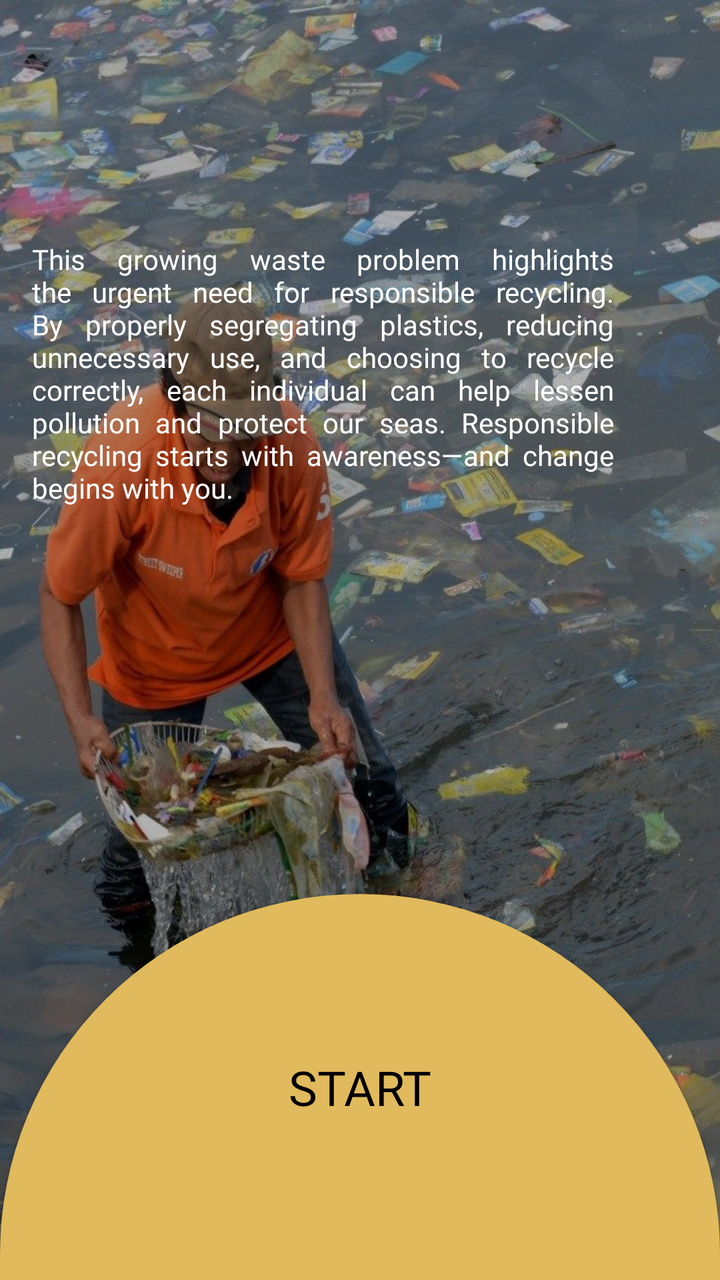
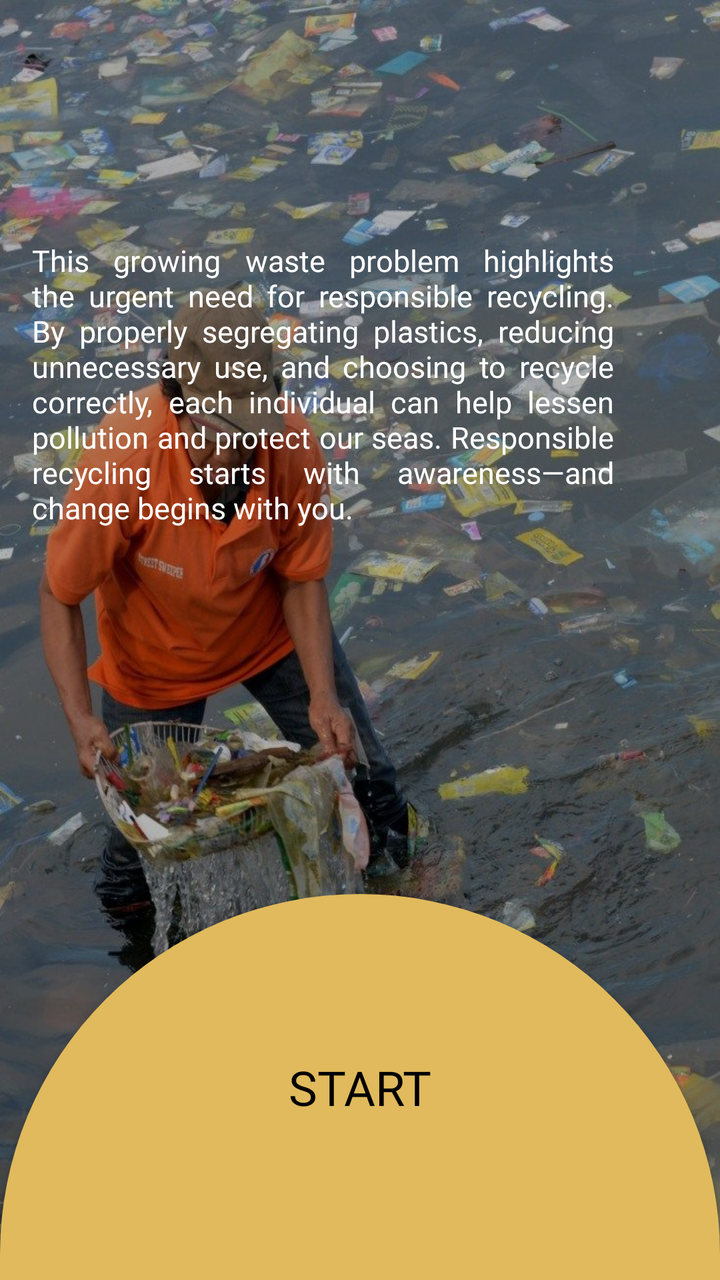

Screens rendered from an Android XML layout before and after an edit, with the pre-edit source and the edit as a unified diff.
<!-- AndroidManifest.xml: application theme Theme.SortItJSON -->
<!-- res/layout/thirdslide.xml -->
<?xml version="1.0" encoding="utf-8"?>
<androidx.constraintlayout.widget.ConstraintLayout xmlns:android="http://schemas.android.com/apk/res/android"
    xmlns:tools="http://schemas.android.com/tools"
    android:layout_width="match_parent"
    android:layout_height="match_parent"
    xmlns:app="http://schemas.android.com/apk/res-auto"
    android:background="@drawable/page3"
    android:paddingBottom="0dp">

    <View
        android:id="@+id/view3"
        android:layout_width="match_parent"
        android:layout_height="match_parent"
        android:background="#4D000000" />

    <TextView
        android:id="@+id/pageThreeDesc"
        android:layout_width="291dp"
        android:layout_height="160dp"
        android:layout_marginStart="16dp"
        android:layout_marginTop="120dp"
        android:fontFamily="@font/montserrat_regular"
        android:justificationMode="inter_word"
        android:text="@string/slide3_desc"
        android:textColor="@color/white"
        android:textSize="14sp"
        app:layout_constraintStart_toStartOf="parent"
        app:layout_constraintTop_toTopOf="parent" />

    <androidx.appcompat.widget.AppCompatButton
        android:id="@+id/startButton"
        android:layout_width="match_parent"
        android:layout_height="193dp"
        android:background="@drawable/round_button"
        android:backgroundTint="@null"
        android:fontFamily="@font/montserrat_extrabold"
        android:text="Start"
        android:textColor="@android:color/black"
        android:textSize="24sp"
        app:layout_constraintBottom_toBottomOf="parent"
        app:layout_constraintEnd_toEndOf="parent"
        app:layout_constraintHorizontal_bias="0.0"
        app:layout_constraintStart_toStartOf="parent"
        app:layout_constraintTop_toTopOf="parent"
        app:layout_constraintVertical_bias="1.0" />

</androidx.constraintlayout.widget.ConstraintLayout>
<!-- resources referenced by this layout -->
<resources>
  <color name="white">#FFFFFFFF</color>
  <!-- drawable page3: jpg bitmap (drawable, 161425 bytes) -->
  <!-- drawable round_button (drawable) -->
  <ripple xmlns:android="http://schemas.android.com/apk/res/android"
      android:color="#40FFFFFF">
  
      <item android:id="@android:id/mask">
          <shape android:shape="rectangle">
              <solid android:color="#FFFFFF"/>
              <corners
                  android:topLeftRadius="200dp"
                  android:topRightRadius="200dp" />
          </shape>
      </item>
  
      <item>
          <shape android:shape="rectangle">
              <solid android:color="#E0BA5C" />
              <corners
                  android:topLeftRadius="200dp"
                  android:topRightRadius="200dp" />
          </shape>
      </item>
  
  </ripple>
  <string name="slide3_desc">This growing waste problem highlights the urgent need for responsible recycling. By properly segregating plastics, reducing unnecessary use, and choosing to recycle correctly, each individual can help lessen pollution and protect our seas. Responsible recycling starts with awareness—and change begins with you.</string>
  <style name="Theme.SortItJSON" parent="Base.Theme.SortItJSON" />
  <style name="Base.Theme.SortItJSON" parent="Theme.Material3.DayNight.NoActionBar">
          
          <item name="colorPrimary">@color/darkgreen</item>
      </style>
  <color name="darkgreen">#2A3F3F</color>
</resources>

<!-- the commit's change to res/layout/thirdslide.xml (unified diff, before → after) -->
@@ -23,7 +23,7 @@
         android:justificationMode="inter_word"
         android:text="@string/slide3_desc"
         android:textColor="@color/white"
-        android:textSize="14sp"
+        android:textSize="15sp"
         app:layout_constraintStart_toStartOf="parent"
         app:layout_constraintTop_toTopOf="parent" />
 
